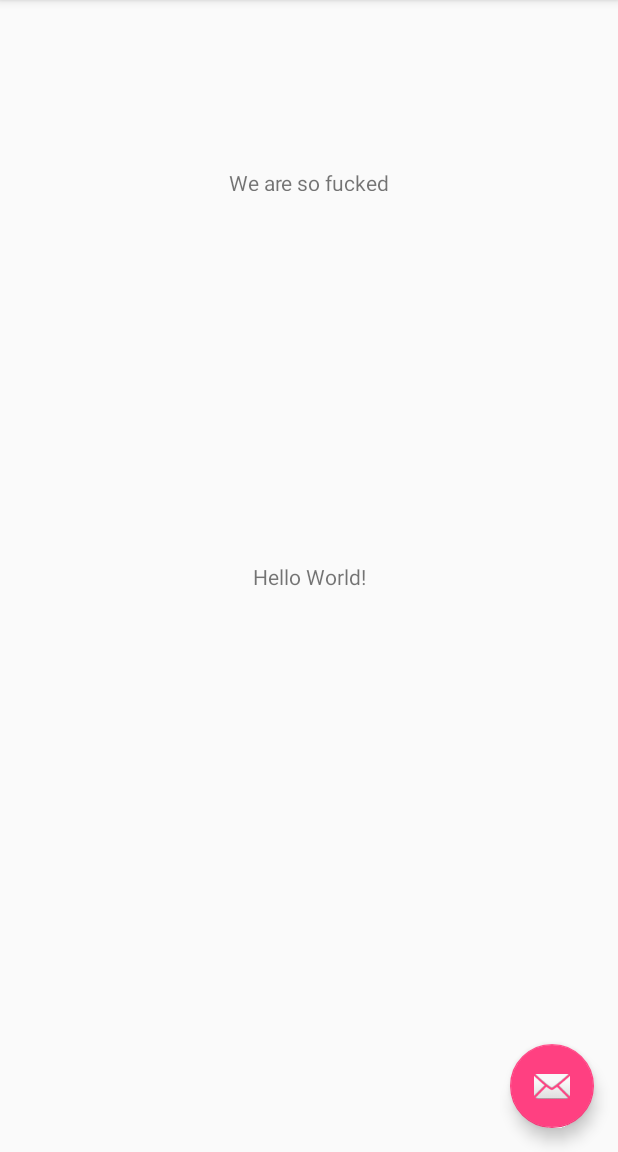
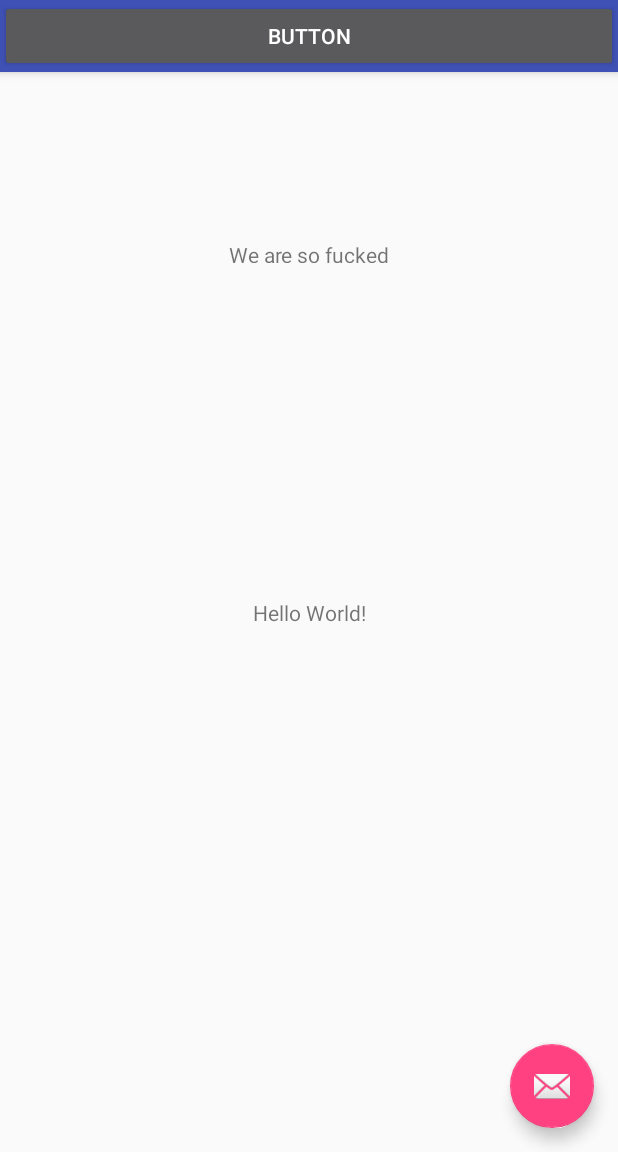
Before and after one commit to RyanRSharpe/Mountain-Madness-2k18, an Android app: the screen it shows after launch (MainActivity), on a phone screen of 412 x 824 dp, the part 84-1236 px from its top. Run offline under Robolectric (Android 15) with nearby library versions, the phone set to English and light mode, and no system bars.

Commit message:
press dat button

```diff
--- a/mountainmadness/app/src/main/java/com/example/mountainmadness/mountainmadness/MainActivity.java
+++ b/mountainmadness/app/src/main/java/com/example/mountainmadness/mountainmadness/MainActivity.java
@@ -22,8 +22,9 @@ public class MainActivity extends AppCompatActivity {
         fab.setOnClickListener(new View.OnClickListener() {
             @Override
             public void onClick(View view) {
-                Snackbar.make(view, "Replace with your own action", Snackbar.LENGTH_LONG)
-                        .setAction("Action", null).show();
+//                Snackbar.make(view, "Replace with your own action", Snackbar.LENGTH_LONG)
+//                        .setAction("Action", null).show();
+                setContentView(R.layout.activity_maps);
             }
         });
     }
--- a/mountainmadness/app/src/main/res/layout/activity_main.xml
+++ b/mountainmadness/app/src/main/res/layout/activity_main.xml
@@ -18,6 +18,12 @@
             android:background="?attr/colorPrimary"
             app:popupTheme="@style/AppTheme.PopupOverlay" />
 
+        <Button
+            android:layout_width="match_parent"
+            android:layout_height="match_parent"
+            android:layout_weight="1"
+            android:text="Button" />
+
     </android.support.design.widget.AppBarLayout>
 
     <include layout="@layout/content_main" />
```
